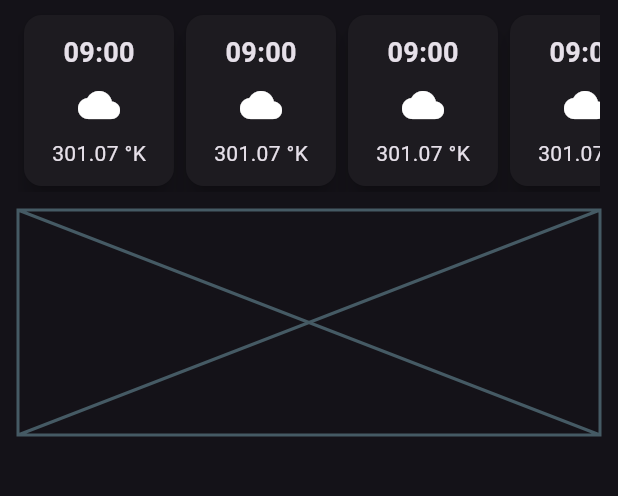
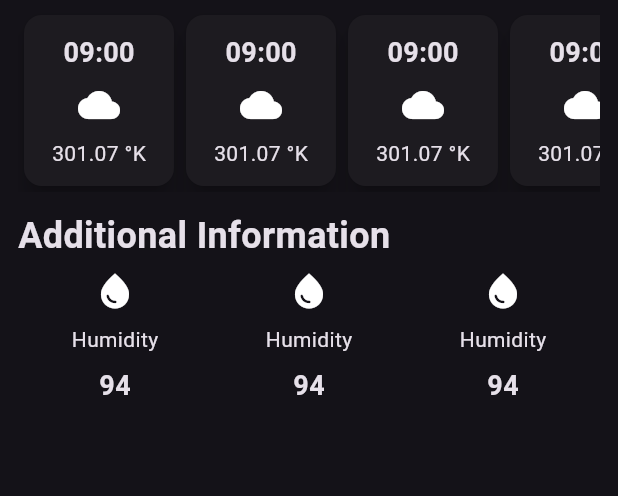
Before and after one commit to avadhksapariya/weather-app, a Flutter app: the screen it shows after launch, on a phone screen of 412 x 824 dp, the part 459-955 px from its top. Run offline on Flutter 3.47's test engine with Material 3 defaults, Android fonts, the phone set to English and light mode, and no system bars.

Commit message:
Initial misc. info. card UI done.

```diff
--- /dev/null
+++ b/lib/custom_info_card.dart
@@ -0,0 +1,24 @@
+import 'package:flutter/material.dart';
+
+class OtherInfoCard extends StatelessWidget {
+  const OtherInfoCard({
+    super.key,
+  });
+
+  @override
+  Widget build(BuildContext context) {
+    return const Column(
+      children: [
+        Icon(Icons.water_drop, size: 28,),
+        SizedBox(
+          height: 8,
+        ),
+        Text('Humidity'),
+        SizedBox(
+          height: 8,
+        ),
+        Text('94', style: TextStyle(fontSize: 18, fontWeight: FontWeight.bold),),
+      ],
+    );
+  }
+}
--- a/lib/weather_screen.dart
+++ b/lib/weather_screen.dart
@@ -1,7 +1,9 @@
 import 'dart:ui';
 
 import 'package:flutter/material.dart';
-import 'package:weather_app/custom_card.dart';
+import 'package:weather_app/custom_weather_card.dart';
+
+import 'custom_info_card.dart';
 
 class WeatherScreen extends StatelessWidget {
   const WeatherScreen({super.key});
@@ -73,13 +75,21 @@ class WeatherScreen extends StatelessWidget {
               height: 12,
             ),
             // misc. info.
-            const Placeholder(
-              fallbackHeight: 150,
+            const Text('Additional Information', style: TextStyle(fontSize: 24, fontWeight: FontWeight.bold),),
+            const SizedBox(
+              height: 6,
+            ),
+            const Row(
+              mainAxisAlignment: MainAxisAlignment.spaceAround,
+              children: [
+                OtherInfoCard(),
+                OtherInfoCard(),
+                OtherInfoCard(),
+              ],
             ),
           ],
         ),
       ),
     );
   }
-
 }
```
Also changed, not shown: lib/custom_weather_card.dart (renamed from lib/custom_card.dart).
